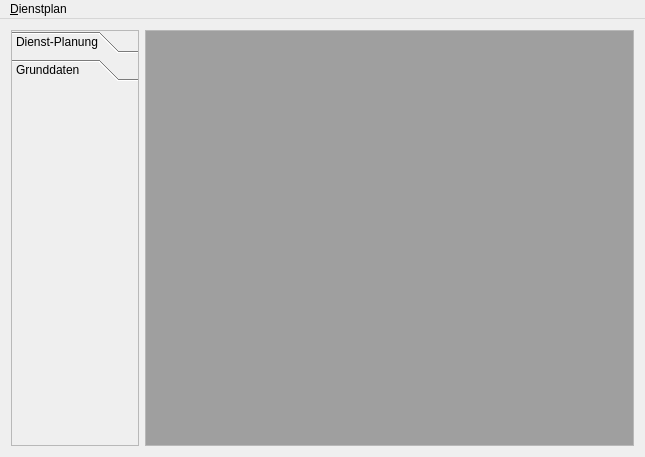
Qt form cmainwindow.ui (joergpauly/megaroster) before a commit.
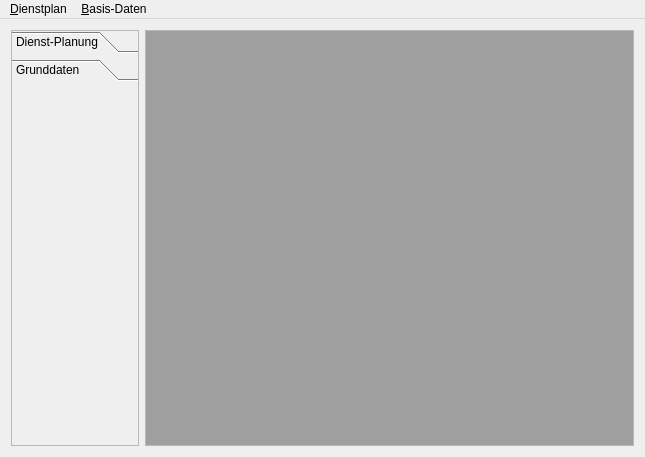
The same form after that commit. The open tabs and pages were chosen to show the change.

Diff of the .ui file:
```diff
--- a/cmainwindow.ui
+++ b/cmainwindow.ui
@@ -180,7 +180,15 @@
     <addaction name="separator"/>
     <addaction name="actionProgramm_be_enden"/>
    </widget>
+   <widget class="QMenu" name="menu_Basis_Daten">
+    <property name="title">
+     <string>&amp;Basis-Daten</string>
+    </property>
+    <addaction name="action_Personal"/>
+    <addaction name="action_Dienst_Arten"/>
+   </widget>
    <addaction name="menu_Dienstplan"/>
+   <addaction name="menu_Basis_Daten"/>
   </widget>
   <action name="actionBe_arbeiten">
    <property name="text">
```
Left out of the diff: 14 changed lines with no effect on the pictures.
